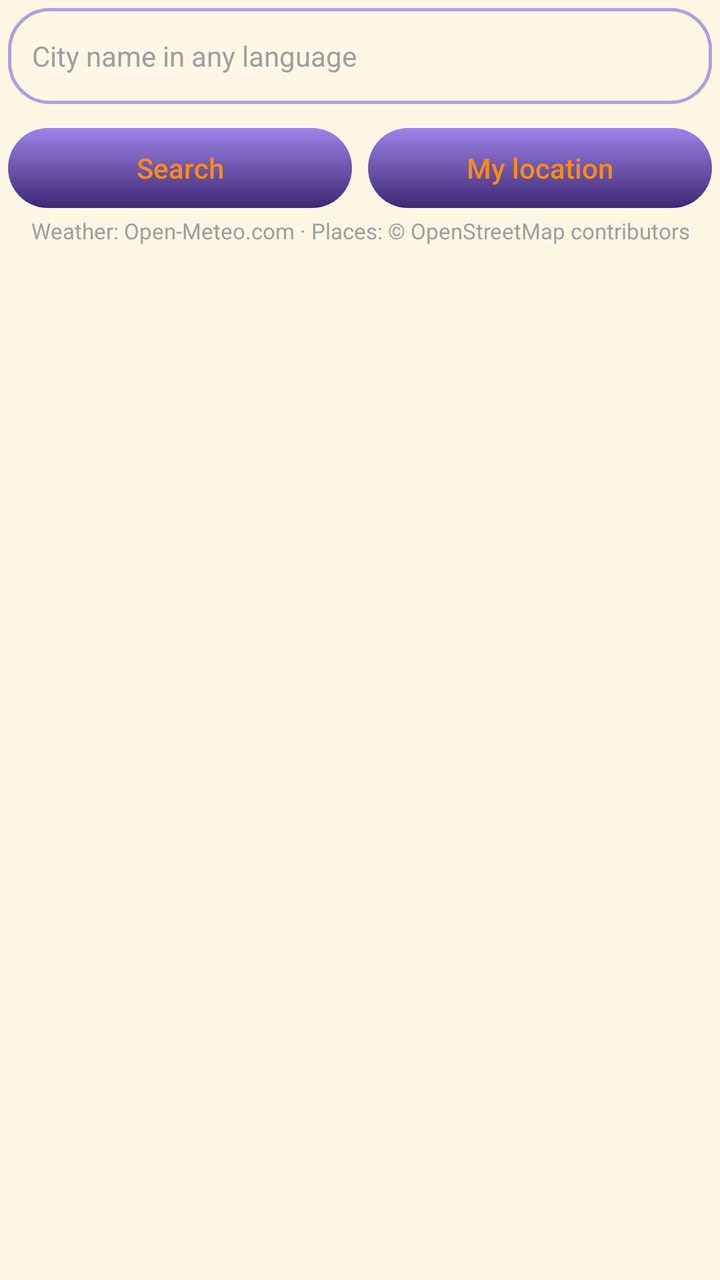
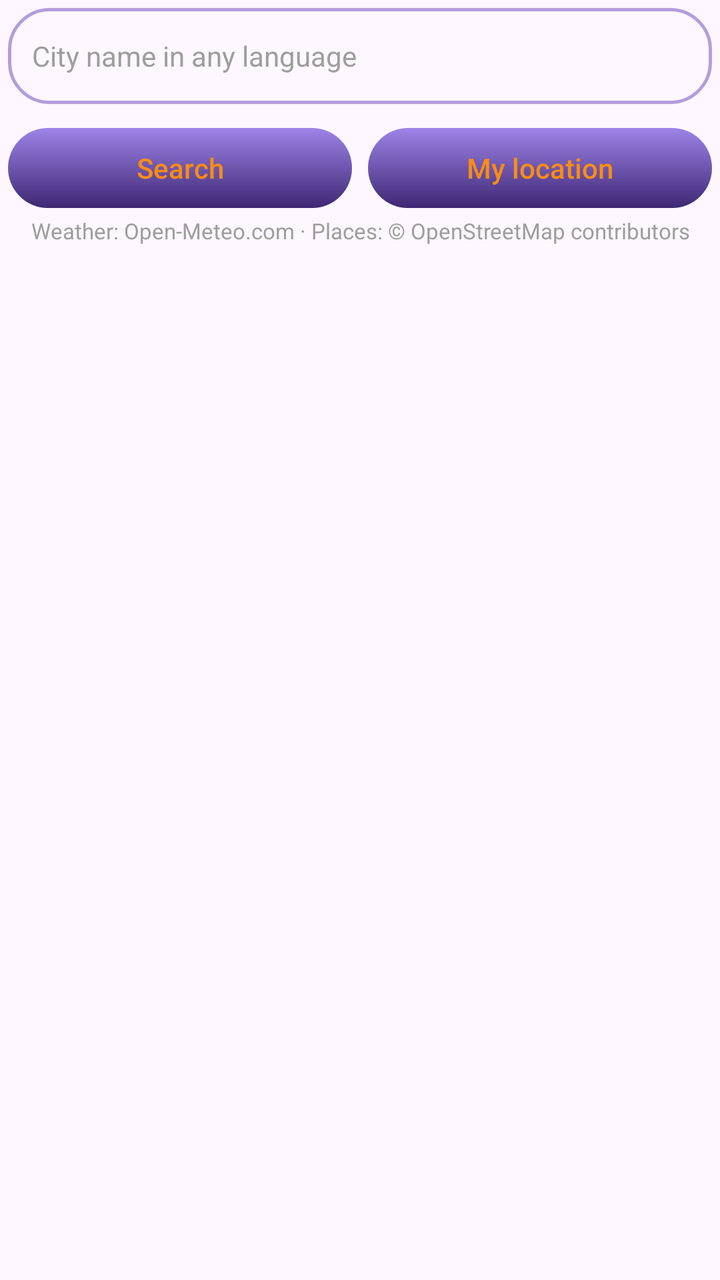

Two renders of the same Android screen: before a commit and after it. Below are the layout's source before the change and the commit's diff.
<!-- AndroidManifest.xml: application theme Theme.MyAssistant -->
<!-- res/layout/fragment_weather.xml -->
<?xml version="1.0" encoding="utf-8"?>
<androidx.core.widget.NestedScrollView xmlns:android="http://schemas.android.com/apk/res/android"
    android:layout_width="match_parent"
    android:layout_height="match_parent"
    android:background="@color/background"
    android:fillViewport="true">

    <LinearLayout
        android:layout_width="match_parent"
        android:layout_height="wrap_content"
        android:orientation="vertical"
        android:padding="4dp">

        <EditText
            android:id="@+id/cityInput"
            android:layout_width="match_parent"
            android:layout_height="48dp"
            android:background="@drawable/bg_spinner"
            android:hint="@string/weather_city_hint"
            android:imeOptions="actionSearch"
            android:importantForAutofill="no"
            android:inputType="text"
            android:maxLines="1"
            android:paddingStart="12dp"
            android:paddingEnd="12dp"
            android:textColor="@color/text_color"
            android:textColorHint="@color/text_muted"
            android:textSize="14sp" />

        <LinearLayout
            android:layout_width="match_parent"
            android:layout_height="wrap_content"
            android:layout_marginTop="8dp"
            android:orientation="horizontal">

            <androidx.appcompat.widget.AppCompatButton
                android:id="@+id/searchButton"
                style="@style/Widget.MyAssistant.ScanButton"
                android:layout_width="0dp"
                android:layout_height="wrap_content"
                android:layout_marginEnd="4dp"
                android:layout_weight="1"
                android:text="@string/weather_search" />

            <androidx.appcompat.widget.AppCompatButton
                android:id="@+id/myLocationButton"
                style="@style/Widget.MyAssistant.ScanButton"
                android:layout_width="0dp"
                android:layout_height="wrap_content"
                android:layout_marginStart="4dp"
                android:layout_weight="1"
                android:text="@string/weather_my_location" />
        </LinearLayout>

        <LinearLayout
            android:id="@+id/accessPanel"
            android:layout_width="match_parent"
            android:layout_height="wrap_content"
            android:layout_marginTop="8dp"
            android:background="@drawable/bg_spinner_dropdown"
            android:orientation="vertical"
            android:padding="16dp"
            android:visibility="gone">

            <TextView
                android:layout_width="match_parent"
                android:layout_height="wrap_content"
                android:text="@string/weather_location_needed"
                android:textColor="@color/text_color"
                android:textSize="14sp" />

            <androidx.appcompat.widget.AppCompatButton
                android:id="@+id/accessButton"
                style="@style/Widget.MyAssistant.ScanButton"
                android:layout_width="wrap_content"
                android:layout_height="wrap_content"
                android:layout_marginTop="8dp"
                android:minWidth="100dp"
                android:paddingStart="16dp"
                android:paddingEnd="16dp" />
        </LinearLayout>

        <TextView
            android:id="@+id/statusText"
            android:layout_width="match_parent"
            android:layout_height="wrap_content"
            android:layout_marginTop="24dp"
            android:gravity="center"
            android:textColor="@color/text_color"
            android:textSize="16sp"
            android:visibility="gone" />

        <LinearLayout
            android:id="@+id/content"
            android:layout_width="match_parent"
            android:layout_height="wrap_content"
            android:layout_marginTop="16dp"
            android:gravity="center_horizontal"
            android:orientation="vertical"
            android:visibility="gone">

            <TextView
                android:id="@+id/cityName"
                android:layout_width="wrap_content"
                android:layout_height="wrap_content"
                android:gravity="center"
                android:textColor="@color/text_color"
                android:textSize="26sp"
                android:textStyle="bold" />

            <TextView
                android:id="@+id/countryName"
                android:layout_width="wrap_content"
                android:layout_height="wrap_content"
                android:gravity="center"
                android:textColor="@color/text_secondary"
                android:textSize="16sp" />

            <com.yurii.pavlenko.myassistant.weather.ui.PortholeView
                android:id="@+id/porthole"
                android:layout_width="260dp"
                android:layout_height="260dp"
                android:layout_marginTop="16dp" />

            <TextView
                android:id="@+id/temperature"
                android:layout_width="wrap_content"
                android:layout_height="wrap_content"
                android:layout_marginTop="12dp"
                android:textColor="@color/text_color"
                android:textSize="48sp"
                android:textStyle="bold" />

            <TextView
                android:id="@+id/description"
                android:layout_width="wrap_content"
                android:layout_height="wrap_content"
                android:textColor="@color/text_color"
                android:textSize="18sp" />

            <TableLayout
                android:layout_width="match_parent"
                android:layout_height="wrap_content"
                android:layout_marginTop="12dp"
                android:background="@drawable/bg_spinner_dropdown"
                android:padding="16dp"
                android:stretchColumns="1">

                <TableRow
                    android:paddingTop="4dp"
                    android:paddingBottom="4dp">

                    <TextView
                        android:text="@string/weather_feels_like"
                        android:textColor="@color/text_secondary"
                        android:textSize="14sp" />

                    <TextView
                        android:id="@+id/detailFeelsLike"
                        android:gravity="end"
                        android:textColor="@color/text_color"
                        android:textSize="14sp"
                        android:textStyle="bold" />
                </TableRow>

                <TableRow
                    android:paddingTop="4dp"
                    android:paddingBottom="4dp">

                    <TextView
                        android:text="@string/weather_humidity"
                        android:textColor="@color/text_secondary"
                        android:textSize="14sp" />

                    <TextView
                        android:id="@+id/detailHumidity"
                        android:gravity="end"
                        android:textColor="@color/text_color"
                        android:textSize="14sp"
                        android:textStyle="bold" />
                </TableRow>

                <TableRow
                    android:paddingTop="4dp"
                    android:paddingBottom="4dp">

                    <TextView
                        android:text="@string/weather_wind"
                        android:textColor="@color/text_secondary"
                        android:textSize="14sp" />

                    <TextView
                        android:id="@+id/detailWind"
                        android:gravity="end"
                        android:textColor="@color/text_color"
                        android:textSize="14sp"
                        android:textStyle="bold" />
                </TableRow>

                <TableRow
                    android:paddingTop="4dp"
                    android:paddingBottom="4dp">

                    <TextView
                        android:text="@string/weather_today_range"
                        android:textColor="@color/text_secondary"
                        android:textSize="14sp" />

                    <TextView
                        android:id="@+id/detailRange"
                        android:gravity="end"
                        android:textColor="@color/text_color"
                        android:textSize="14sp"
                        android:textStyle="bold" />
                </TableRow>

            </TableLayout>

            <com.yurii.pavlenko.myassistant.weather.ui.PortholeView
                android:id="@+id/moonWindow"
                android:layout_width="180dp"
                android:layout_height="180dp"
                android:layout_marginTop="20dp" />

            <TextView
                android:id="@+id/moonCaption"
                android:layout_width="wrap_content"
                android:layout_height="wrap_content"
                android:layout_marginTop="8dp"
                android:textColor="@color/text_color"
                android:textSize="16sp" />

            <LinearLayout
                android:layout_width="match_parent"
                android:layout_height="wrap_content"
                android:layout_marginTop="12dp"
                android:layout_marginBottom="12dp"
                android:gravity="end"
                android:orientation="horizontal">

                <androidx.appcompat.widget.AppCompatButton
                    android:id="@+id/unitsButton"
                    style="@style/Widget.MyAssistant.ScanButton"
                    android:layout_width="wrap_content"
                    android:layout_height="wrap_content"
                    android:minWidth="100dp"
                    android:paddingStart="16dp"
                    android:paddingEnd="16dp"
                    android:text="@string/weather_units" />
            </LinearLayout>
        </LinearLayout>

        <TextView
            android:layout_width="match_parent"
            android:layout_height="wrap_content"
            android:layout_marginBottom="12dp"
            android:gravity="center"
            android:text="@string/weather_attribution"
            android:textColor="@color/text_muted"
            android:textSize="11sp" />

    </LinearLayout>
</androidx.core.widget.NestedScrollView>
<!-- resources referenced by this layout -->
<resources>
  <!-- drawable bg_spinner (drawable) -->
  <?xml version="1.0" encoding="utf-8"?>
  <shape xmlns:android="http://schemas.android.com/apk/res/android"
      android:shape="rectangle">
  
      <solid android:color="@android:color/transparent" />
  
      <stroke
          android:width="1.5dp"
          android:color="@color/outline" />
  
      <corners android:radius="20dp" />
  </shape>
  <!-- drawable bg_spinner_dropdown (drawable) -->
  <?xml version="1.0" encoding="utf-8"?>
  <shape xmlns:android="http://schemas.android.com/apk/res/android"
      android:shape="rectangle">
  
      <solid android:color="@color/background" />
  
      <stroke
          android:width="1.5dp"
          android:color="@color/outline" />
  
      <corners android:radius="16dp" />
  </shape>
  <style name="Widget.MyAssistant.ScanButton" parent="Widget.AppCompat.Button">
          <item name="android:background">@drawable/button_selector</item>
          <item name="android:textColor">@color/text_color_btn</item>
          <item name="android:textAllCaps">false</item>
          <item name="android:stateListAnimator">@null</item>
      </style>
  <!-- drawable button_selector (drawable) -->
  <?xml version="1.0" encoding="utf-8"?>
  <selector xmlns:android="http://schemas.android.com/apk/res/android">
  
      <item android:state_pressed="true">
          <inset
              android:insetTop="4dp"
              android:insetBottom="4dp">
              <shape android:shape="rectangle">
                  <gradient
                      android:type="linear"
                      android:angle="55"
                      android:startColor="@color/button_end"
                      android:endColor="@color/button_pressed_end"/>
                  <corners android:radius="20dp" />
              </shape>
          </inset>
      </item>
  
      <item>
          <inset
              android:insetTop="4dp"
              android:insetBottom="4dp">
              <shape android:shape="rectangle">
                  <gradient
                      android:type="linear"
                      android:angle="125"
                      android:startColor="@color/button_start"
                      android:endColor="@color/button_end" />
                  <corners android:radius="20dp" />
              </shape>
          </inset>
      </item>
  
  </selector>
  <style name="Base.Theme.MyAssistant" parent="Theme.Material3.DayNight.NoActionBar">
          <item name="materialSwitchStyle">@style/MyAssistantMaterialSwitch</item>
          <item name="android:windowLightStatusBar">@bool/light_status_bar</item>
  
          <item name="colorPrimary">@color/md_primary</item>
          <item name="colorOnPrimary">@color/md_on_primary</item>
          <item name="android:colorBackground">@color/md_background</item>
          <item name="colorSurface">@color/md_surface</item>
          <item name="colorSurfaceContainerLowest">@color/md_surface_container_lowest</item>
          <item name="colorSurfaceContainerLow">@color/md_surface_container_low</item>
          <item name="colorSurfaceContainer">@color/md_surface_container</item>
          <item name="colorSurfaceContainerHigh">@color/md_surface_container_high</item>
          <item name="colorSurfaceContainerHighest">@color/md_surface_container_highest</item>
          <item name="colorOnSurface">@color/md_on_surface</item>
          <item name="colorSurfaceVariant">@color/md_surface_variant</item>
          <item name="colorOnSurfaceVariant">@color/md_on_surface_variant</item>
          <item name="colorOutline">@color/md_outline</item>
      </style>
  <!-- unchanged entries left out for length: 36 -->
</resources>

<!-- the commit's change to res/layout/fragment_weather.xml (unified diff, before → after) -->
@@ -2,7 +2,6 @@
 <androidx.core.widget.NestedScrollView xmlns:android="http://schemas.android.com/apk/res/android"
     android:layout_width="match_parent"
     android:layout_height="match_parent"
-    android:background="@color/background"
     android:fillViewport="true">
 
     <LinearLayout
@@ -23,8 +22,8 @@
             android:maxLines="1"
             android:paddingStart="12dp"
             android:paddingEnd="12dp"
-            android:textColor="@color/text_color"
-            android:textColorHint="@color/text_muted"
+            android:textColor="?attr/maText"
+            android:textColorHint="?attr/maTextMuted"
             android:textSize="14sp" />
 
         <LinearLayout
@@ -66,7 +65,7 @@
                 android:layout_width="match_parent"
                 android:layout_height="wrap_content"
                 android:text="@string/weather_location_needed"
-                android:textColor="@color/text_color"
+                android:textColor="?attr/maText"
                 android:textSize="14sp" />
 
             <androidx.appcompat.widget.AppCompatButton
@@ -86,7 +85,7 @@
             android:layout_height="wrap_content"
             android:layout_marginTop="24dp"
             android:gravity="center"
-            android:textColor="@color/text_color"
+            android:textColor="?attr/maText"
             android:textSize="16sp"
             android:visibility="gone" />
 
@@ -104,7 +103,7 @@
                 android:layout_width="wrap_content"
                 android:layout_height="wrap_content"
                 android:gravity="center"
-                android:textColor="@color/text_color"
+                android:textColor="?attr/maText"
                 android:textSize="26sp"
                 android:textStyle="bold" />
 
@@ -113,7 +112,7 @@
                 android:layout_width="wrap_content"
                 android:layout_height="wrap_content"
                 android:gravity="center"
-                android:textColor="@color/text_secondary"
+                android:textColor="?attr/maTextSecondary"
                 android:textSize="16sp" />
 
             <com.yurii.pavlenko.myassistant.weather.ui.PortholeView
@@ -127,7 +126,7 @@
                 android:layout_width="wrap_content"
                 android:layout_height="wrap_content"
                 android:layout_marginTop="12dp"
-                android:textColor="@color/text_color"
+                android:textColor="?attr/maText"
                 android:textSize="48sp"
                 android:textStyle="bold" />
 
@@ -135,7 +134,7 @@
                 android:id="@+id/description"
                 android:layout_width="wrap_content"
                 android:layout_height="wrap_content"
-                android:textColor="@color/text_color"
+                android:textColor="?attr/maText"
                 android:textSize="18sp" />
 
             <TableLayout
@@ -152,13 +151,13 @@
 
                     <TextView
                         android:text="@string/weather_feels_like"
-                        android:textColor="@color/text_secondary"
+                        android:textColor="?attr/maTextSecondary"
                         android:textSize="14sp" />
 
                     <TextView
                         android:id="@+id/detailFeelsLike"
                         android:gravity="end"
-                        android:textColor="@color/text_color"
+                        android:textColor="?attr/maText"
                         android:textSize="14sp"
                         android:textStyle="bold" />
                 </TableRow>
@@ -169,13 +168,13 @@
 
                     <TextView
                         android:text="@string/weather_humidity"
-                        android:textColor="@color/text_secondary"
+                        android:textColor="?attr/maTextSecondary"
                         android:textSize="14sp" />
 
                     <TextView
                         android:id="@+id/detailHumidity"
                         android:gravity="end"
-                        android:textColor="@color/text_color"
+                        android:textColor="?attr/maText"
                         android:textSize="14sp"
                         android:textStyle="bold" />
                 </TableRow>
@@ -186,13 +185,13 @@
 
                     <TextView
                         android:text="@string/weather_wind"
-                        android:textColor="@color/text_secondary"
+                        android:textColor="?attr/maTextSecondary"
                         android:textSize="14sp" />
 
                     <TextView
                         android:id="@+id/detailWind"
                         android:gravity="end"
-                        android:textColor="@color/text_color"
+                        android:textColor="?attr/maText"
                         android:textSize="14sp"
                         android:textStyle="bold" />
                 </TableRow>
@@ -203,13 +202,13 @@
 
                     <TextView
                         android:text="@string/weather_today_range"
-                        android:textColor="@color/text_secondary"
+                        android:textColor="?attr/maTextSecondary"
                         android:textSize="14sp" />
 
                     <TextView
                         android:id="@+id/detailRange"
                         android:gravity="end"
-                        android:textColor="@color/text_color"
+                        android:textColor="?attr/maText"
                         android:textSize="14sp"
                         android:textStyle="bold" />
                 </TableRow>
@@ -227,7 +226,7 @@
                 android:layout_width="wrap_content"
                 android:layout_height="wrap_content"
                 android:layout_marginTop="8dp"
-                android:textColor="@color/text_color"
+                android:textColor="?attr/maText"
                 android:textSize="16sp" />
 
             <LinearLayout
@@ -256,7 +255,7 @@
             android:layout_marginBottom="12dp"
             android:gravity="center"
             android:text="@string/weather_attribution"
-            android:textColor="@color/text_muted"
+            android:textColor="?attr/maTextMuted"
             android:textSize="11sp" />
 
     </LinearLayout>
<!-- resource entries referenced after the edit -->
@@ -8,27 +8,27 @@
       <solid android:color="@android:color/transparent" />
   
       <stroke
-          android:width="1.5dp"
-          android:color="@color/outline" />
+          android:width="?attr/maStroke"
+          android:color="?attr/maOutline" />
   
-      <corners android:radius="20dp" />
+      <corners android:radius="?attr/maCorner" />
   </shape>
   <!-- drawable bg_spinner_dropdown (drawable) -->
   <?xml version="1.0" encoding="utf-8"?>
   <shape xmlns:android="http://schemas.android.com/apk/res/android"
       android:shape="rectangle">
   
-      <solid android:color="@color/background" />
+      <solid android:color="?attr/maBackground" />
   
       <stroke
-          android:width="1.5dp"
-          android:color="@color/outline" />
+          android:width="?attr/maStroke"
+          android:color="?attr/maOutline" />
   
-      <corners android:radius="16dp" />
+      <corners android:radius="?attr/maCornerPanel" />
   </shape>
   <style name="Widget.MyAssistant.ScanButton" parent="Widget.AppCompat.Button">
           <item name="android:background">@drawable/button_selector</item>
-          <item name="android:textColor">@color/text_color_btn</item>
+          <item name="android:textColor">?attr/maButtonLabel</item>
           <item name="android:textAllCaps">false</item>
           <item name="android:stateListAnimator">@null</item>
       </style>
@@ -44,9 +44,12 @@
                   <gradient
                       android:type="linear"
                       android:angle="55"
-                      android:startColor="@color/button_end"
-                      android:endColor="@color/button_pressed_end"/>
-                  <corners android:radius="20dp" />
+                      android:startColor="?attr/maButtonEnd"
+                      android:endColor="?attr/maButtonPressedEnd"/>
+                  <stroke
+                      android:width="?attr/maButtonStroke"
+                      android:color="?attr/maButtonStrokeColor" />
+                  <corners android:radius="?attr/maCorner" />
               </shape>
           </inset>
       </item>
@@ -59,9 +62,12 @@
                   <gradient
                       android:type="linear"
                       android:angle="125"
-                      android:startColor="@color/button_start"
-                      android:endColor="@color/button_end" />
-                  <corners android:radius="20dp" />
+                      android:startColor="?attr/maButtonStart"
+                      android:endColor="?attr/maButtonEnd" />
+                  <stroke
+                      android:width="?attr/maButtonStroke"
+                      android:color="?attr/maButtonStrokeColor" />
+                  <corners android:radius="?attr/maCorner" />
               </shape>
           </inset>
       </item>
@@ -84,7 +90,41 @@
           <item name="colorSurfaceVariant">@color/md_surface_variant</item>
           <item name="colorOnSurfaceVariant">@color/md_on_surface_variant</item>
           <item name="colorOutline">@color/md_outline</item>
+  
+          <item name="maBackground">@color/background</item>
+          <item name="maText">@color/text_color</item>
+          <item name="maTextSecondary">@color/text_secondary</item>
+          <item name="maTextMuted">@color/text_muted</item>
+          <item name="maOutline">@color/outline</item>
+          <item name="maTabSelected">@color/tab_selected</item>
+          <item name="maTabText">@color/colorPrimary</item>
+          <item name="maSwitchTrack">@color/switch_track</item>
+          <item name="maAccent">@color/colorPrimary</item>
+          <item name="maButtonLabel">@color/text_color_btn</item>
+          <item name="maButtonStart">@color/button_start</item>
+          <item name="maButtonEnd">@color/button_end</item>
+          <item name="maButtonPressedEnd">@color/button_pressed_end</item>
+          <item name="maButtonStrokeColor">@android:color/transparent</item>
+          <item name="maOverdue">@color/status_overdue</item>
+          <item name="maImportant">@color/status_important</item>
+          <item name="maOk">@color/status_ok</item>
+          <item name="maCorner">20dp</item>
+          <item name="maCornerPanel">16dp</item>
+          <item name="maCornerTab">18dp</item>
+          <item name="maStroke">1.5dp</item>
+          <item name="maButtonStroke">0dp</item>
+          <item name="maBackdrop">@drawable/backdrop_classic</item>
       </style>
+  <color name="tab_selected">#E8DAFF</color>
+  <color name="status_overdue">#D32F2F</color>
+  <color name="status_important">#FA8C16</color>
+  <color name="status_ok">#00C853</color>
+  <!-- drawable backdrop_classic (drawable) -->
+  <?xml version="1.0" encoding="utf-8"?>
+  <shape xmlns:android="http://schemas.android.com/apk/res/android"
+      android:shape="rectangle">
+      <solid android:color="?attr/maBackground" />
+  </shape>
   <!-- unchanged entries left out for length: 36 -->
 </resources>
 
